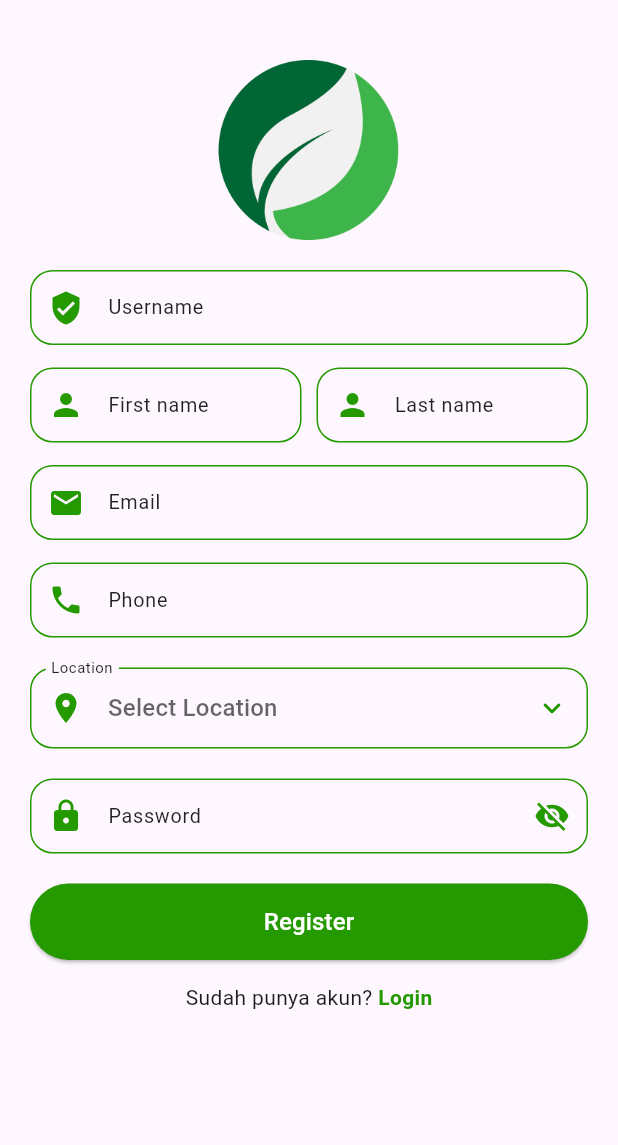
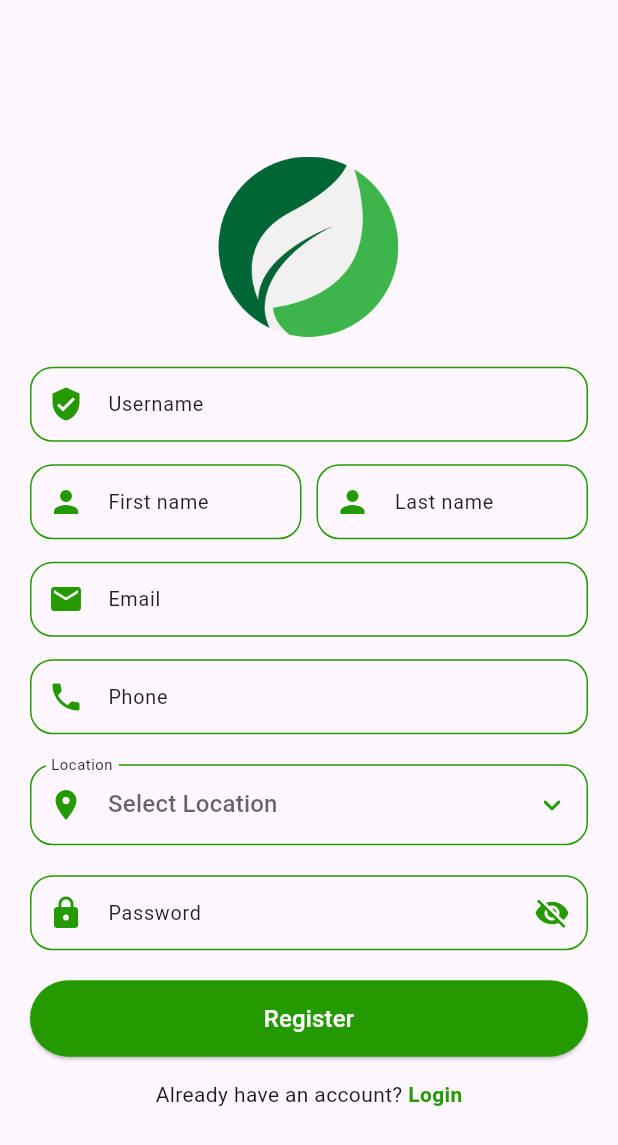
Before and after one commit to Myniv/community_report_app, a Flutter app: the screen it shows after launch, after a tap on "Register", on a phone screen of 412 x 824 dp. Shown: the top 1145 px of the screen. Run offline on Flutter 3.47's test engine with Material 3 defaults, Android fonts, the phone set to English and light mode, and no system bars; our stand-ins replace camera, cloud_firestore, dropdown_search, firebase_auth, firebase_core, flutter_map and 8 more; accounts and stored records are empty; network calls fail.

Commit message:
Adjust phone number formatter to be like

```diff
--- a/lib/screens/auth/login_screen.dart
+++ b/lib/screens/auth/login_screen.dart
@@ -99,7 +99,7 @@ class _LoginScreenState extends State<LoginScreen> {
                     }
                   },
                   child: const Text(
-                    "Login dengan Email",
+                    "Sign In With Email",
                     style: TextStyle(fontSize: 16, color: Colors.white),
                   ),
                 ),
@@ -149,7 +149,7 @@ class _LoginScreenState extends State<LoginScreen> {
               Row(
                 mainAxisAlignment: MainAxisAlignment.center,
                 children: [
-                  const Text("Belum punya akun? "),
+                  const Text("Don't have an account? "),
                   GestureDetector(
                     onTap: () {
                       Navigator.pushNamed(context, AppRoutes.register);
--- a/lib/screens/auth/register_screen.dart
+++ b/lib/screens/auth/register_screen.dart
@@ -1,10 +1,12 @@
 import 'package:community_report_app/custom_theme.dart';
+import 'package:community_report_app/models/enum_list.dart';
 import 'package:community_report_app/models/profile.dart';
 import 'package:community_report_app/provider/auth_provider.dart';
 import 'package:community_report_app/provider/profileProvider.dart';
 import 'package:community_report_app/routes.dart';
 import 'package:flutter/material.dart';
 import 'package:flutter/services.dart';
+import 'package:mask_text_input_formatter/mask_text_input_formatter.dart';
 import 'package:provider/provider.dart';
 
 class RegisterScreen extends StatefulWidget {
@@ -27,21 +29,29 @@ class _RegisterScreenState extends State<RegisterScreen> {
   bool _obscurePassword = true;
   String? _selectedLocationValue = null;
 
-  final locationItem = const [
-    "Binong Permai",
-    "Bintaro",
-    "Kalibata",
-    "Karawaci",
-    "Kemanggisan Baru",
-  ];
+  // final locationItem = const [
+  //   "Binong Permai",
+  //   "Bintaro",
+  //   "Kalibata",
+  //   "Karawaci",
+  //   "Kemanggisan Baru",
+  // ];
 
   @override
   Widget build(BuildContext context) {
     final authProvider = Provider.of<AuthProvider>(context);
     final profileProvider = Provider.of<ProfileProvider>(context);
 
+    final phoneFormatter = MaskTextInputFormatter(
+      mask: '+62 ###-####-####',
+      filter: {"#": RegExp(r'[0-9]')},
+    );
+
+    final locationItem = LocationItem.values.map((e) => e.displayName).toList();
+
     return Scaffold(
-      body: SingleChildScrollView(
+      body: Center(
+        child: SingleChildScrollView(
           padding: const EdgeInsets.all(20),
           child: Form(
             key: _formKey,
@@ -116,7 +126,9 @@ class _RegisterScreenState extends State<RegisterScreen> {
                     if (value == null || value.trim().isEmpty) {
                       return "Please enter your email";
                     }
-                  if (!RegExp(r'^[^@]+@[^@]+\.[^@]+').hasMatch(value.trim())) {
+                    if (!RegExp(
+                      r'^[^@]+@[^@]+\.[^@]+',
+                    ).hasMatch(value.trim())) {
                       return 'Enter a valid email address';
                     }
                     return null;
@@ -131,7 +143,7 @@ class _RegisterScreenState extends State<RegisterScreen> {
                   label: "Phone",
                   hint: "Enter phone number",
                   keyboardType: TextInputType.number,
-                inputFormatters: [FilteringTextInputFormatter.digitsOnly],
+                  inputFormatters: [phoneFormatter],
                   validator: (value) {
                     if (value == null || value.trim().isEmpty) {
                       return "Please enter a phone number";
@@ -215,7 +227,8 @@ class _RegisterScreenState extends State<RegisterScreen> {
                                     uid: '',
                                     email: _emailController.text.trim(),
                                     username: _usernameController.text.trim(),
-                                  front_name: _frontNameController.text.trim(),
+                                    front_name: _frontNameController.text
+                                        .trim(),
                                     last_name: _lastNameController.text.trim(),
                                     phone: _phoneController.text.trim(),
                                     location: _selectedLocationValue,
@@ -225,8 +238,10 @@ class _RegisterScreenState extends State<RegisterScreen> {
                                   ),
                                 );
 
-                              if (mounted && profileProvider.profile != null) {
-                                if (profileProvider.profile!.role == "admin") {
+                                if (mounted &&
+                                    profileProvider.profile != null) {
+                                  if (profileProvider.profile!.role ==
+                                      "admin") {
                                     Navigator.pushReplacementNamed(
                                       context,
                                       AppRoutes.home,
@@ -240,7 +255,9 @@ class _RegisterScreenState extends State<RegisterScreen> {
                                 }
                               } catch (e) {
                                 ScaffoldMessenger.of(context).showSnackBar(
-                                SnackBar(content: Text("Register failed: $e")),
+                                  SnackBar(
+                                    content: Text("Register failed: $e"),
+                                  ),
                                 );
                               } finally {
                                 setState(() => _isLoading = false);
@@ -262,10 +279,13 @@ class _RegisterScreenState extends State<RegisterScreen> {
                 Row(
                   mainAxisAlignment: MainAxisAlignment.center,
                   children: [
-                  const Text("Sudah punya akun? "),
+                    const Text("Already have an account? "),
                     GestureDetector(
                       onTap: () {
-                      Navigator.pushReplacementNamed(context, AppRoutes.login);
+                        Navigator.pushReplacementNamed(
+                          context,
+                          AppRoutes.login,
+                        );
                       },
                       child: Text(
                         "Login",
@@ -281,6 +301,7 @@ class _RegisterScreenState extends State<RegisterScreen> {
             ),
           ),
         ),
+      ),
     );
   }
 }
--- a/lib/screens/profile/edit_profile_screen.dart
+++ b/lib/screens/profile/edit_profile_screen.dart
@@ -1,4 +1,5 @@
 import 'package:community_report_app/custom_theme.dart';
+import 'package:community_report_app/models/enum_list.dart';
 import 'package:community_report_app/provider/profileProvider.dart';
 import 'package:community_report_app/widgets/image_picker_form.dart';
 import 'package:flutter/material.dart';
@@ -17,13 +18,6 @@ class UpdateProfileScreen extends StatefulWidget {
 
 class FormScreenState extends State<UpdateProfileScreen> {
   final CustomTheme _customTheme = CustomTheme();
-  final locationItem = const [
-    "Binong Permai",
-    "Bintaro",
-    "Kalibata",
-    "Karawaci",
-    "Kemanggisan Baru",
-  ];
 
   @override
   void initState() {
@@ -50,6 +44,8 @@ class FormScreenState extends State<UpdateProfileScreen> {
       mask: '+62 ###-####-####',
       filter: {"#": RegExp(r'[0-9]')},
     );
+
+    final locationItem = LocationItem.values.map((e) => e.displayName).toList();
 
     return Scaffold(
       backgroundColor: Colors.grey[200],
```
Lines whose indentation alone changed are shown as unchanged.
